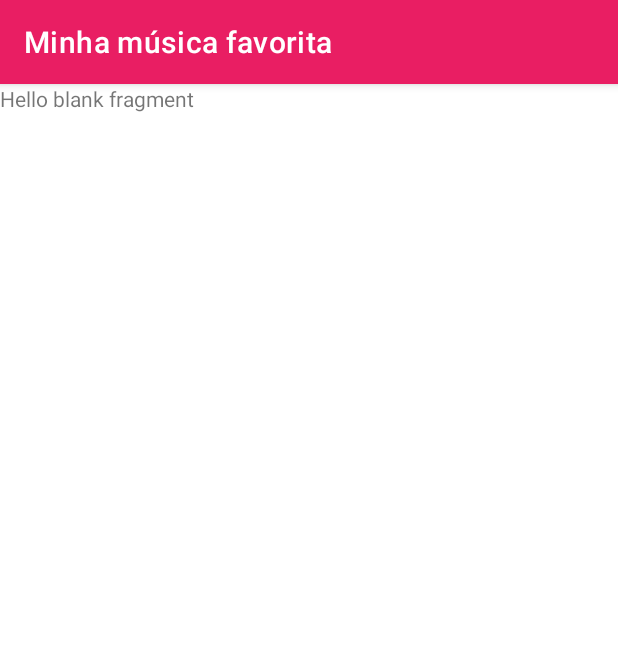
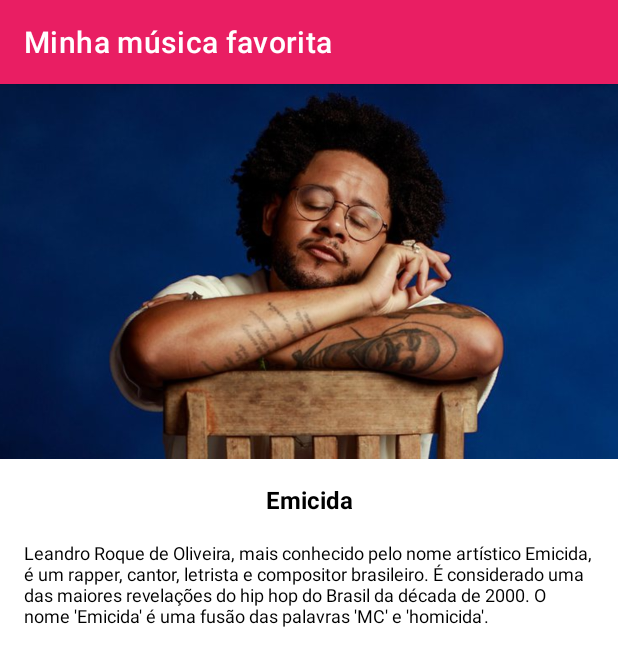
Before and after one commit to jennysival/AppMinhaMusicaFavorita, an Android app: the fragment InformacoesFragment shown on its own in the app's theme, on a phone screen of 412 x 824 dp. Shown: the top 666 px of the screen. Run offline under Robolectric (Android 15) with nearby library versions, the phone set to English and light mode, and no system bars.

Commit message:
Implementar layout no fragmento de informações

```diff
--- a/app/src/main/res/layout/fragment_informacoes.xml
+++ b/app/src/main/res/layout/fragment_informacoes.xml
@@ -1,14 +1,44 @@
 <?xml version="1.0" encoding="utf-8"?>
-<FrameLayout xmlns:android="http://schemas.android.com/apk/res/android"
+<androidx.constraintlayout.widget.ConstraintLayout xmlns:android="http://schemas.android.com/apk/res/android"
     xmlns:tools="http://schemas.android.com/tools"
     android:layout_width="match_parent"
     android:layout_height="match_parent"
+    xmlns:app="http://schemas.android.com/apk/res-auto"
     tools:context=".fragments.InformacoesFragment">
 
-    <!-- TODO: Update blank fragment layout -->
+    <ImageView
+        android:id="@+id/iv_retrato_emicida"
+        android:layout_width="match_parent"
+        android:layout_height="@dimen/altura_250"
+        android:src="@drawable/foto_retrato_emicida"
+        android:scaleType="centerCrop"
+        android:contentDescription="@string/descricao_retrato_emicida"
+        app:layout_constraintTop_toTopOf="parent"
+        app:layout_constraintStart_toStartOf="parent"
+        app:layout_constraintEnd_toEndOf="parent"/>
+
     <TextView
-        android:layout_width="match_parent"
-        android:layout_height="match_parent"
-        android:text="@string/hello_blank_fragment" />
+        android:id="@+id/tv_titulo_emicida"
+        android:layout_width="wrap_content"
+        android:layout_height="wrap_content"
+        android:text="@string/texto_emicida"
+        android:textColor="@color/black"
+        android:textStyle="bold"
+        android:textSize="@dimen/tamanho_fonte_16"
+        android:layout_margin="@dimen/margem_16"
+        app:layout_constraintTop_toBottomOf="@id/iv_retrato_emicida"
+        app:layout_constraintStart_toStartOf="parent"
+        app:layout_constraintEnd_toEndOf="parent"/>
 
-</FrameLayout>
+    <TextView
+        android:layout_width="@dimen/largura_0"
+        android:layout_height="wrap_content"
+        android:text="@string/texto_descricao"
+        android:textColor="@color/black"
+        android:textSize="@dimen/tamanho_fonte_12"
+        android:layout_margin="@dimen/margem_16"
+        app:layout_constraintTop_toBottomOf="@id/tv_titulo_emicida"
+        app:layout_constraintStart_toStartOf="parent"
+        app:layout_constraintEnd_toEndOf="parent"/>
+
+</androidx.constraintlayout.widget.ConstraintLayout>
--- a/app/src/main/res/values/dimens.xml
+++ b/app/src/main/res/values/dimens.xml
@@ -6,4 +6,7 @@
     <dimen name="margem_50">50dp</dimen>
     <dimen name="margem_20">20dp</dimen>
     <dimen name="altura_0">0dp</dimen>
+    <dimen name="margem_16">16dp</dimen>
+    <dimen name="tamanho_fonte_12">12sp</dimen>
+    <dimen name="largura_0">0dp</dimen>
 </resources>
--- a/app/src/main/res/values/strings.xml
+++ b/app/src/main/res/values/strings.xml
@@ -6,4 +6,7 @@
     <string name="texto_botao_detalhes">Ver Detalhes</string>
     <!-- TODO: Remove or change this placeholder text -->
     <string name="hello_blank_fragment">Hello blank fragment</string>
+    <string name="descricao_retrato_emicida">Foto do Emicida de olhos fechados, braços cruzados apoiados em uma cadeira de madeira. Fundo azul escuro</string>
+    <string name="texto_emicida">Emicida</string>
+    <string name="texto_descricao">Leandro Roque de Oliveira, mais conhecido pelo nome artístico Emicida, é um rapper, cantor, letrista e compositor brasileiro. É considerado uma das maiores revelações do hip hop do Brasil da década de 2000. O nome \'Emicida\' é uma fusão das palavras \'MC\' e \'homicida\'.</string>
 </resources>
```
Also changed, not shown: app/src/main/res/drawable/foto_retrato_emicida.jpg (added).
